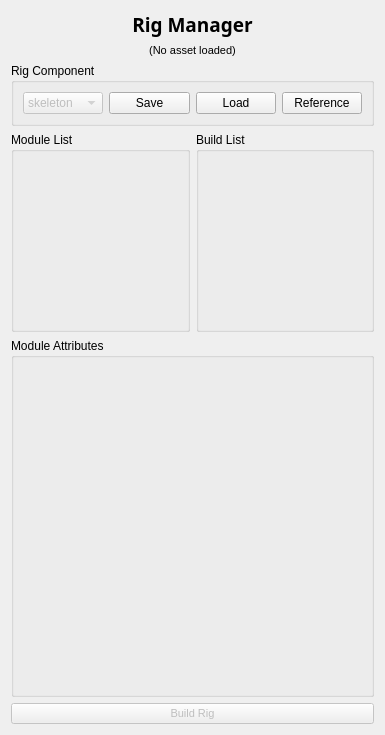
First picture: the form in py/scripts/bmaya/rigging/tools/rigManager/rigManager.ui, repository benmorgantd/mayadev, before the edit.
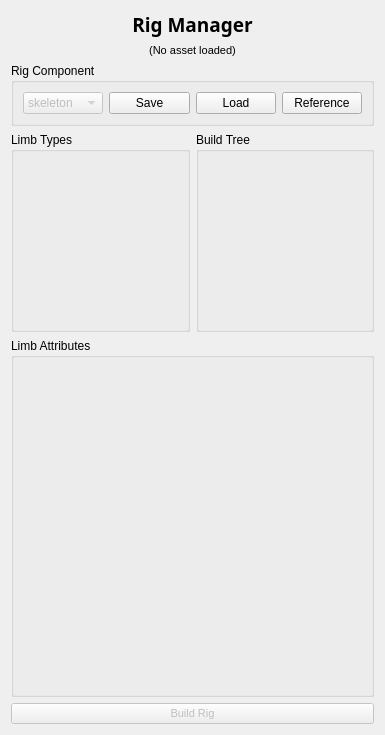
Second picture: the form after the edit.

Diff of the .ui file:
```diff
--- a/py/scripts/bmaya/rigging/tools/rigManager/rigManager.ui
+++ b/py/scripts/bmaya/rigging/tools/rigManager/rigManager.ui
@@ -188,7 +188,7 @@
           </font>
          </property>
          <property name="title">
-          <string>Module List</string>
+          <string>Limb Types</string>
          </property>
          <layout class="QHBoxLayout" name="horizontalLayout_4">
           <item>
@@ -224,7 +224,7 @@
           </font>
          </property>
          <property name="title">
-          <string>Build List</string>
+          <string>Build Tree</string>
          </property>
          <layout class="QHBoxLayout" name="horizontalLayout_7">
           <item>
@@ -247,7 +247,7 @@
         </font>
        </property>
        <property name="title">
-        <string>Module Attributes</string>
+        <string>Limb Attributes</string>
        </property>
        <layout class="QVBoxLayout" name="verticalLayout_2">
         <item>
```
